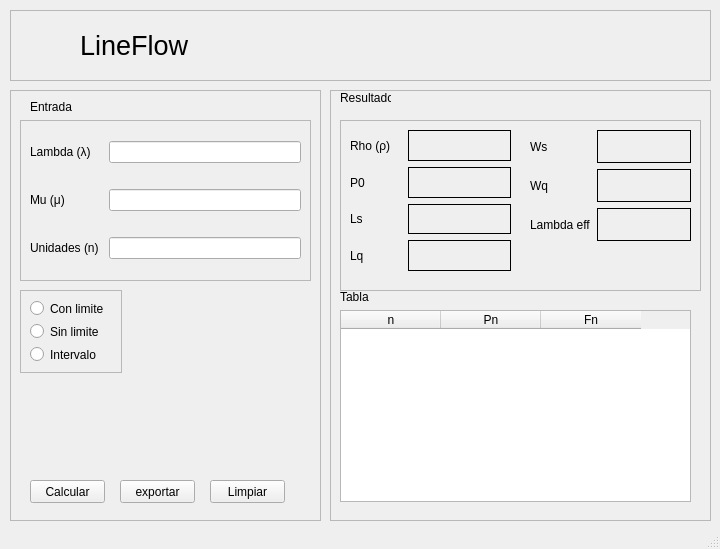
santiagoTrivi/lineFlow, file lineFlow.ui: the form before one commit.
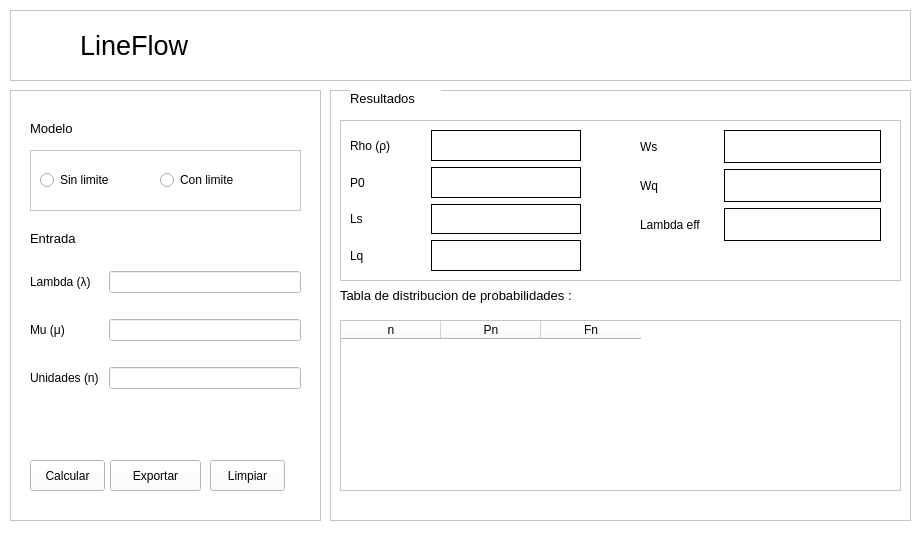
The form after the commit. Icons and pictures are not drawn.

Patch:
```diff
--- a/lineFlow.ui
+++ b/lineFlow.ui
@@ -6,20 +6,23 @@
    <rect>
     <x>0</x>
     <y>0</y>
-    <width>720</width>
+    <width>919</width>
     <height>549</height>
    </rect>
   </property>
   <property name="windowTitle">
    <string>MainWindow</string>
   </property>
+  <property name="styleSheet">
+   <string notr="true">background-color: rgb(255, 255, 255);</string>
+  </property>
   <widget class="QWidget" name="centralwidget">
    <widget class="QFrame" name="frame_4">
     <property name="geometry">
      <rect>
       <x>330</x>
       <y>90</y>
-      <width>381</width>
+      <width>581</width>
       <height>431</height>
      </rect>
     </property>
@@ -33,11 +36,17 @@
      <property name="geometry">
       <rect>
        <x>10</x>
-       <y>220</y>
-       <width>351</width>
-       <height>192</height>
+       <y>230</y>
+       <width>561</width>
+       <height>171</height>
       </rect>
      </property>
+     <property name="maximumSize">
+      <size>
+       <width>561</width>
+       <height>171</height>
+      </size>
+     </property>
      <column>
       <property name="text">
        <string>n</string>
@@ -57,12 +66,17 @@
     <widget class="QLabel" name="label_6">
      <property name="geometry">
       <rect>
-       <x>10</x>
+       <x>20</x>
        <y>0</y>
-       <width>51</width>
+       <width>91</width>
        <height>16</height>
       </rect>
      </property>
+     <property name="font">
+      <font>
+       <pointsize>10</pointsize>
+      </font>
+     </property>
      <property name="text">
       <string>Resultados</string>
      </property>
@@ -71,13 +85,18 @@
      <property name="geometry">
       <rect>
        <x>10</x>
-       <y>200</y>
-       <width>47</width>
-       <height>13</height>
+       <y>190</y>
+       <width>311</width>
+       <height>31</height>
       </rect>
      </property>
+     <property name="font">
+      <font>
+       <pointsize>10</pointsize>
+      </font>
+     </property>
      <property name="text">
-      <string>Tabla</string>
+      <string>Tabla de distribucion de probabilidades :</string>
      </property>
     </widget>
     <widget class="QFrame" name="frame_3">
@@ -85,8 +104,8 @@
       <rect>
        <x>10</x>
        <y>30</y>
-       <width>361</width>
-       <height>171</height>
+       <width>561</width>
+       <height>161</height>
       </rect>
      </property>
      <property name="frameShape">
@@ -98,15 +117,20 @@
      <widget class="QWidget" name="layoutWidget">
       <property name="geometry">
        <rect>
-        <x>190</x>
+        <x>300</x>
         <y>10</y>
-        <width>161</width>
+        <width>241</width>
         <height>111</height>
        </rect>
       </property>
       <layout class="QGridLayout" name="gridLayout_3">
        <item row="0" column="0">
         <widget class="QLabel" name="ws_label">
+         <property name="font">
+          <font>
+           <pointsize>9</pointsize>
+          </font>
+         </property>
          <property name="text">
           <string>Ws</string>
          </property>
@@ -124,6 +148,11 @@
        </item>
        <item row="1" column="0">
         <widget class="QLabel" name="wq_label">
+         <property name="font">
+          <font>
+           <pointsize>9</pointsize>
+          </font>
+         </property>
          <property name="text">
           <string>Wq</string>
          </property>
@@ -141,6 +170,11 @@
        </item>
        <item row="2" column="0">
         <widget class="QLabel" name="lambda_eff_label">
+         <property name="font">
+          <font>
+           <pointsize>9</pointsize>
+          </font>
+         </property>
          <property name="text">
           <string>Lambda eff</string>
          </property>
@@ -163,13 +197,18 @@
        <rect>
         <x>10</x>
         <y>10</y>
-        <width>161</width>
+        <width>231</width>
         <height>141</height>
        </rect>
       </property>
       <layout class="QGridLayout" name="gridLayout_2">
        <item row="3" column="0">
         <widget class="QLabel" name="lq_label">
+         <property name="font">
+          <font>
+           <pointsize>9</pointsize>
+          </font>
+         </property>
          <property name="text">
           <string>Lq</string>
          </property>
@@ -187,6 +226,11 @@
        </item>
        <item row="0" column="0">
         <widget class="QLabel" name="rho_label">
+         <property name="font">
+          <font>
+           <pointsize>9</pointsize>
+          </font>
+         </property>
          <property name="text">
           <string>Rho (ρ)</string>
          </property>
@@ -194,6 +238,9 @@
        </item>
        <item row="0" column="1" colspan="2">
         <widget class="QLabel" name="rho_output_label">
+         <property name="styleSheet">
+          <string notr="true">background-color: rgb(255, 255, 255);</string>
+         </property>
          <property name="frameShape">
           <enum>QFrame::Box</enum>
          </property>
@@ -204,6 +251,11 @@
        </item>
        <item row="1" column="0">
         <widget class="QLabel" name="po_label">
+         <property name="font">
+          <font>
+           <pointsize>9</pointsize>
+          </font>
+         </property>
          <property name="text">
           <string>P0</string>
          </property>
@@ -211,6 +263,11 @@
        </item>
        <item row="2" column="0">
         <widget class="QLabel" name="ls_label">
+         <property name="font">
+          <font>
+           <pointsize>9</pointsize>
+          </font>
+         </property>
          <property name="text">
           <string>Ls</string>
          </property>
@@ -245,7 +302,7 @@
      <rect>
       <x>10</x>
       <y>10</y>
-      <width>701</width>
+      <width>901</width>
       <height>71</height>
      </rect>
     </property>
@@ -260,7 +317,7 @@
       <rect>
        <x>70</x>
        <y>20</y>
-       <width>111</width>
+       <width>141</width>
        <height>31</height>
       </rect>
      </property>
@@ -302,38 +359,29 @@
       <height>431</height>
      </rect>
     </property>
+    <property name="styleSheet">
+     <string notr="true">border-color: rgb(17, 2, 255);</string>
+    </property>
     <property name="frameShape">
      <enum>QFrame::StyledPanel</enum>
     </property>
     <property name="frameShadow">
      <enum>QFrame::Raised</enum>
     </property>
-    <widget class="QFrame" name="frame_2">
-     <property name="geometry">
-      <rect>
-       <x>10</x>
-       <y>30</y>
-       <width>291</width>
-       <height>161</height>
-      </rect>
-     </property>
-     <property name="frameShape">
-      <enum>QFrame::StyledPanel</enum>
-     </property>
-     <property name="frameShadow">
-      <enum>QFrame::Raised</enum>
-     </property>
-     <layout class="QGridLayout" name="gridLayout_4"/>
-    </widget>
     <widget class="QPushButton" name="clean_pushButton">
      <property name="geometry">
       <rect>
        <x>200</x>
-       <y>390</y>
+       <y>370</y>
        <width>75</width>
-       <height>23</height>
+       <height>31</height>
       </rect>
      </property>
+     <property name="font">
+      <font>
+       <pointsize>9</pointsize>
+      </font>
+     </property>
      <property name="text">
       <string>Limpiar</string>
      </property>
@@ -351,14 +399,19 @@
     <widget class="QPushButton" name="pdf_export_pushButton">
      <property name="geometry">
       <rect>
-       <x>110</x>
-       <y>390</y>
-       <width>75</width>
-       <height>23</height>
+       <x>100</x>
+       <y>370</y>
+       <width>91</width>
+       <height>31</height>
       </rect>
      </property>
+     <property name="font">
+      <font>
+       <pointsize>9</pointsize>
+      </font>
+     </property>
      <property name="text">
-      <string>exportar</string>
+      <string>Exportar</string>
      </property>
      <property name="icon">
       <iconset>
@@ -375,11 +428,16 @@
      <property name="geometry">
       <rect>
        <x>20</x>
-       <y>10</y>
-       <width>47</width>
-       <height>13</height>
+       <y>140</y>
+       <width>71</width>
+       <height>16</height>
       </rect>
      </property>
+     <property name="font">
+      <font>
+       <pointsize>10</pointsize>
+      </font>
+     </property>
      <property name="text">
       <string>Entrada</string>
      </property>
@@ -388,20 +446,77 @@
      <property name="geometry">
       <rect>
        <x>20</x>
-       <y>390</y>
+       <y>370</y>
        <width>75</width>
-       <height>23</height>
+       <height>31</height>
       </rect>
      </property>
+     <property name="font">
+      <font>
+       <pointsize>9</pointsize>
+      </font>
+     </property>
      <property name="text">
       <string>Calcular</string>
      </property>
     </widget>
+    <widget class="QFrame" name="frame_6">
+     <property name="geometry">
+      <rect>
+       <x>20</x>
+       <y>60</y>
+       <width>271</width>
+       <height>61</height>
+      </rect>
+     </property>
+     <property name="frameShape">
+      <enum>QFrame::StyledPanel</enum>
+     </property>
+     <property name="frameShadow">
+      <enum>QFrame::Raised</enum>
+     </property>
+     <widget class="QRadioButton" name="limited_radioButton">
+      <property name="geometry">
+       <rect>
+        <x>130</x>
+        <y>21</y>
+        <width>85</width>
+        <height>18</height>
+       </rect>
+      </property>
+      <property name="font">
+       <font>
+        <pointsize>9</pointsize>
+       </font>
+      </property>
+      <property name="text">
+       <string>Con limite</string>
+      </property>
+     </widget>
+     <widget class="QRadioButton" name="unlimited_radioButton">
+      <property name="geometry">
+       <rect>
+        <x>10</x>
+        <y>21</y>
+        <width>78</width>
+        <height>18</height>
+       </rect>
+      </property>
+      <property name="font">
+       <font>
+        <pointsize>9</pointsize>
+       </font>
+      </property>
+      <property name="text">
+       <string>Sin limite</string>
+      </property>
+     </widget>
+    </widget>
     <widget class="QWidget" name="layoutWidget">
      <property name="geometry">
       <rect>
        <x>20</x>
-       <y>40</y>
+       <y>170</y>
        <width>271</width>
        <height>141</height>
       </rect>
@@ -421,7 +536,11 @@
        </widget>
       </item>
       <item row="0" column="1">
-       <widget class="QLineEdit" name="lambda_input_lineEdit"/>
+       <widget class="QLineEdit" name="lambda_input_lineEdit">
+        <property name="styleSheet">
+         <string notr="true">border-color: rgb(0, 0, 0);</string>
+        </property>
+       </widget>
       </item>
       <item row="1" column="0">
        <widget class="QLabel" name="mu_label">
@@ -445,44 +564,23 @@
       </item>
      </layout>
     </widget>
-    <widget class="QFrame" name="frame_6">
+    <widget class="QLabel" name="label">
      <property name="geometry">
       <rect>
-       <x>10</x>
-       <y>200</y>
-       <width>102</width>
-       <height>83</height>
+       <x>20</x>
+       <y>30</y>
+       <width>61</width>
+       <height>16</height>
       </rect>
      </property>
-     <property name="frameShape">
-      <enum>QFrame::StyledPanel</enum>
+     <property name="font">
+      <font>
+       <pointsize>10</pointsize>
+      </font>
      </property>
-     <property name="frameShadow">
-      <enum>QFrame::Raised</enum>
+     <property name="text">
+      <string>Modelo</string>
      </property>
-     <layout class="QGridLayout" name="gridLayout_5">
-      <item row="0" column="0">
-       <widget class="QRadioButton" name="limited_radioButton">
-        <property name="text">
-         <string>Con limite</string>
-        </property>
-       </widget>
-      </item>
-      <item row="1" column="0">
-       <widget class="QRadioButton" name="unlimited_radioButton">
-        <property name="text">
-         <string>Sin limite</string>
-        </property>
-       </widget>
-      </item>
-      <item row="2" column="0">
-       <widget class="QRadioButton" name="interval_radioButton">
-        <property name="text">
-         <string>Intervalo</string>
-        </property>
-       </widget>
-      </item>
-     </layout>
     </widget>
    </widget>
    <zorder>frame</zorder>
```
Left out of the diff: 27 changed lines with no effect on the pictures.
